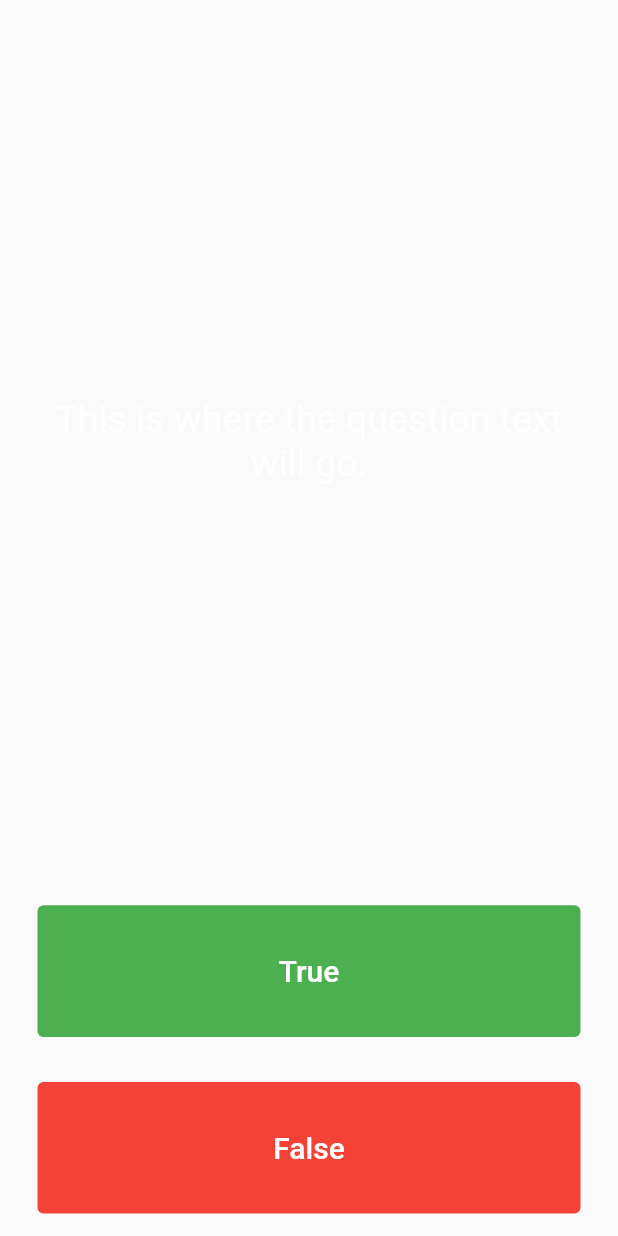
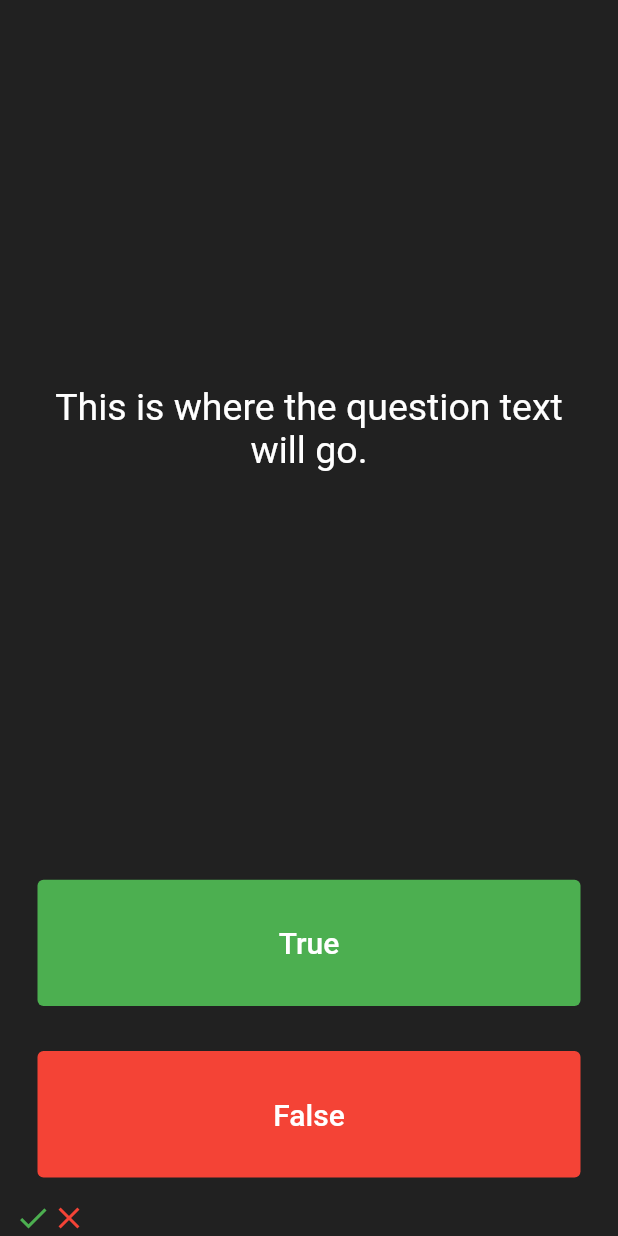
Before and after one commit to creaturerigger/quizzler, a Flutter app: the screen it shows after launch, on a phone screen of 412 x 824 dp. Run offline on Flutter 3.47's test engine with Material 2 defaults, Android fonts, the phone set to English and light mode, and no system bars.

Commit message:
scorekeeper added

```diff
--- a/lib/main.dart
+++ b/lib/main.dart
@@ -7,6 +7,7 @@ class Quizzler extends StatelessWidget {
   Widget build(BuildContext context) {
     return MaterialApp(
       home: Scaffold(
+        backgroundColor: Colors.grey.shade900,
         body: SafeArea(
           child: Padding(
             padding: const EdgeInsets.symmetric(horizontal: 10.0),
@@ -24,6 +25,9 @@ class QuizPage extends StatefulWidget {
 }
 
 class _QuizPageState extends State<QuizPage> {
+
+  List<Widget> scoreKeeper = [];
+
   @override
   Widget build(BuildContext context) {
     return Column(
@@ -88,6 +92,18 @@ class _QuizPageState extends State<QuizPage> {
             ),
           ),
         ),
+        Row(
+          children: <Widget>[
+            Icon(
+              Icons.check,
+              color: Colors.green,
+            ),
+            Icon(
+              Icons.close,
+              color: Colors.red,
+            ),
+          ],
+        ),
       ],
     );
   }
```
